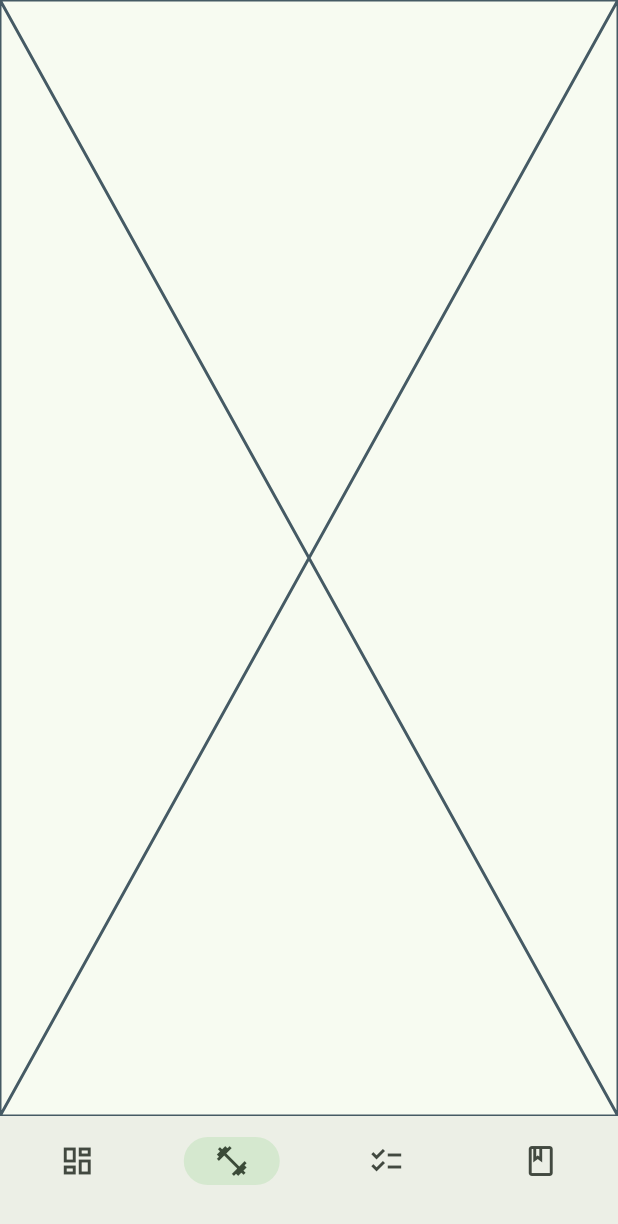
After one commit to christophfroehlichh/Fitguide, a Flutter app: the screen it shows after launch, item 2 of the bottom bar chosen, on a phone screen of 412 x 824 dp. The commit adds this screen. Shown: the top 1224 px of the screen. Run offline on Flutter 3.47's test engine with Material 3 defaults, Android fonts, the phone set to English and light mode, and no system bars.

Commit message:
Feat: Move bottom navigation to app shell

```diff
--- /dev/null
+++ b/lib/app_shell.dart
@@ -0,0 +1,47 @@
+import 'package:flutter/material.dart';
+import 'features/dashboard/dashboard_screen.dart';
+
+class AppShell extends StatefulWidget {
+  const AppShell({super.key});
+
+  @override
+  State<AppShell> createState() => _AppShellState();
+}
+
+class _AppShellState extends State<AppShell> {
+  int _currentIndex = 0;
+
+  @override
+  Widget build(BuildContext context) {
+    final Widget body = switch (_currentIndex) {
+      0 => const DashboardScreen(),
+      1 => const Placeholder(), // Training Planner (kommt später)
+      2 => const Placeholder(),
+      3 => const Placeholder(),
+      _ => const DashboardScreen(),
+    };
+
+    return Scaffold(
+      body: body,
+      bottomNavigationBar: NavigationBar(
+        selectedIndex: _currentIndex,
+        onDestinationSelected: (i) => setState(() => _currentIndex = i),
+        destinations: const [
+          NavigationDestination(
+            icon: Icon(Icons.dashboard_outlined),
+            label: '',
+          ),
+          NavigationDestination(
+            icon: Icon(Icons.fitness_center_outlined),
+            label: '',
+          ),
+          NavigationDestination(
+            icon: Icon(Icons.checklist_outlined),
+            label: '',
+          ),
+          NavigationDestination(icon: Icon(Icons.book_outlined), label: ''),
+        ],
+      ),
+    );
+  }
+}
--- a/lib/features/dashboard/dashboard_screen.dart
+++ b/lib/features/dashboard/dashboard_screen.dart
@@ -59,25 +59,6 @@ class _DashboardScreenState extends State<DashboardScreen> {
           ),
         ),
       ),
-      bottomNavigationBar: NavigationBar(
-        selectedIndex: _currentIndex,
-        onDestinationSelected: (i) => setState(() => _currentIndex = i),
-        destinations: const [
-          NavigationDestination(
-            icon: Icon(Icons.dashboard_outlined),
-            label: '',
-          ),
-          NavigationDestination(
-            icon: Icon(Icons.fitness_center_outlined),
-            label: '',
-          ),
-          NavigationDestination(
-            icon: Icon(Icons.checklist_outlined),
-            label: '',
-          ),
-          NavigationDestination(icon: Icon(Icons.book_outlined), label: ''),
-        ],
-      ),
     );
   }
 }
--- a/lib/main.dart
+++ b/lib/main.dart
@@ -1,5 +1,5 @@
 import 'package:flutter/material.dart';
-import 'features/dashboard/dashboard_screen.dart';
+import 'app_shell.dart';
 
 void main() => runApp(const FitGuideApp());
 
@@ -12,7 +12,7 @@ class FitGuideApp extends StatelessWidget {
       debugShowCheckedModeBanner: false,
       title: 'FitGuide',
       theme: ThemeData(useMaterial3: true, colorSchemeSeed: Colors.green),
-      home: const DashboardScreen(),
+      home: const AppShell(),
     );
   }
 }
```
